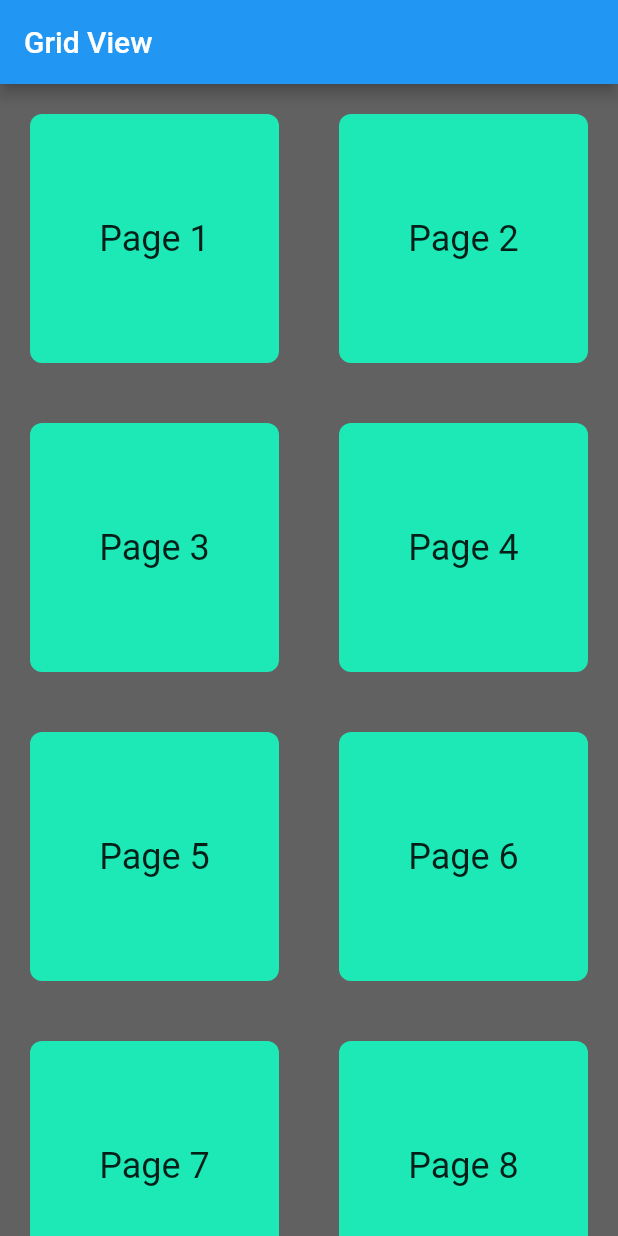
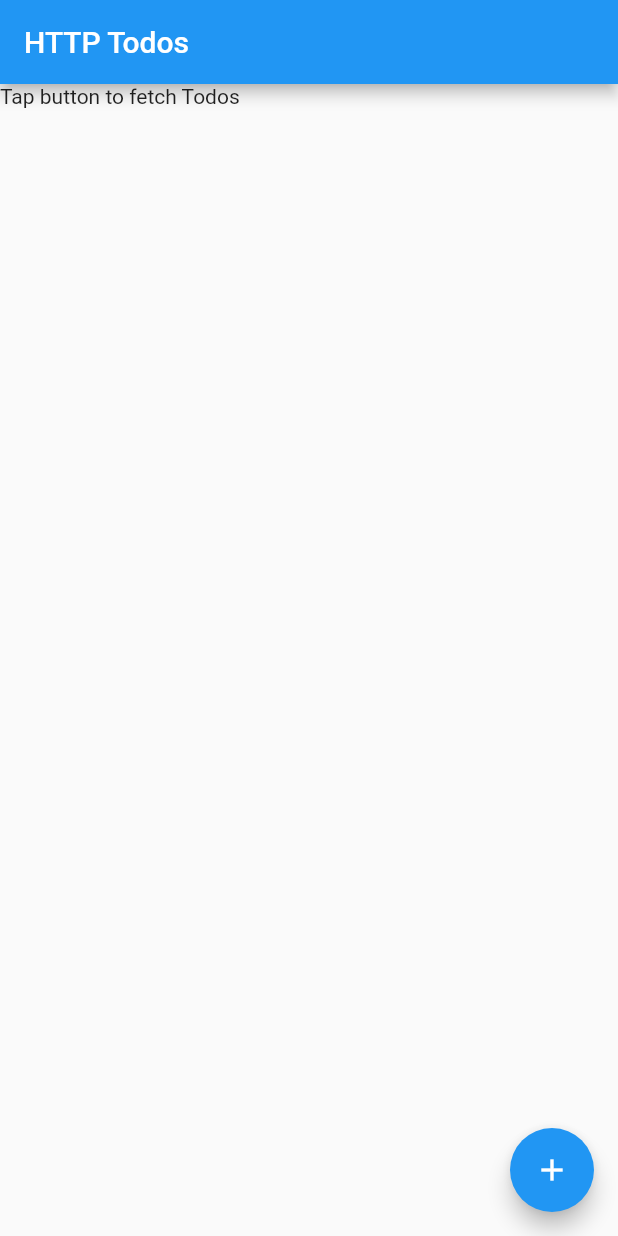
Before and after one commit to is767-1-2021/jirutcha, a Flutter app: the screen it shows after launch, on a phone screen of 412 x 824 dp. Run offline on Flutter 3.47's test engine with Material 2 defaults, Android fonts, the phone set to English and light mode, and no system bars; our stand-ins replace flutter_svg; missing offline and left inert: flutter_clean_calendar; project files that could hold a hidden picture were left out.

Commit message:
Todos with http,services, controller

```diff
--- /dev/null
+++ b/first_app/lib/controllers/todo.dart
@@ -0,0 +1,21 @@
+import 'dart:async';
+
+import 'package:first_app/models/todo.dart';
+import 'package:first_app/services/services.dart';
+
+class TodoController {
+  final HttpServices service;
+  List<Todo> todos = List.empty();
+
+  StreamController<bool> onSyncController = StreamController();
+  Stream<bool> get onSync => onSyncController.stream;
+
+  TodoController(this.service);
+
+  Future<List<Todo>> fectTodos() async {
+    onSyncController.add(true);
+    todos = await service.getTodos();
+    onSyncController.add(false);
+    return todos;
+  }
+}
--- a/first_app/lib/main.dart
+++ b/first_app/lib/main.dart
@@ -1,7 +1,8 @@
+import 'package:first_app/controllers/todo.dart';
 import 'package:first_app/pages/eighth_page.dart';
 import 'package:first_app/pages/seventh_page.dart';
+import 'package:first_app/pages/todo.dart';
 import 'package:flutter/material.dart';
-import 'package:provider/provider.dart';
 
 import 'Pages/fifth_page.dart';
 import 'Pages/first_page.dart';
@@ -9,19 +10,27 @@ import 'Pages/fourth_page.dart';
 import 'Pages/second_page.dart';
 import 'Pages/sixth_page.dart';
 import 'Pages/third_page.dart';
-import 'models/first_form_model.dart';
+import 'services/services.dart';
 
 void main() {
-  runApp(
-    MultiProvider(
-      providers: [
-        ChangeNotifierProvider(
-          create: (context) => FirstFormModel(),
-        ),
-      ],
-      child: MyApp(),
-    ),
-  );
+  var services = HttpServices();
+  var controller = TodoController(services);
+
+  runApp(TodoApp(controller: controller));
+}
+
+class TodoApp extends StatelessWidget {
+  final TodoController controller;
+  TodoApp({required this.controller});
+
+  @override
+  Widget build(BuildContext context) {
+    return MaterialApp(
+      home: TodoPage(
+        controller: controller,
+      ),
+    );
+  }
 }
 
 class MyApp extends StatelessWidget {
--- /dev/null
+++ b/first_app/lib/models/todo.dart
@@ -0,0 +1,32 @@
+class Todo {
+  final int userId;
+  final int id;
+  final String title;
+  bool completed;
+
+  Todo(this.userId, this.id, this.title, this.completed);
+
+  factory Todo.fromJson(
+    Map<String, dynamic> json,
+  ) {
+    return Todo(
+      json['userId'] as int,
+      json['id'] as int,
+      json['title'] as String,
+      json['completed'] as bool,
+    );
+  }
+}
+
+class AllTodos {
+  final List<Todo> todos;
+  AllTodos(this.todos);
+
+  factory AllTodos.fromJson(List<dynamic> json) {
+    List<Todo> todos;
+
+    todos = json.map((index) => Todo.fromJson(index)).toList();
+
+    return AllTodos(todos);
+  }
+}
--- a/first_app/lib/pages/fifth_page.dart
+++ b/first_app/lib/pages/fifth_page.dart
@@ -9,7 +9,7 @@ class FifthPage extends StatelessWidget{
       ),
       body: GridView.count(
         crossAxisCount: 2,
-        children: List.generate(8, (index) {
+        children: List.generate(9, (index) {
           return InkWell(
             onTap: (){
               Navigator.pushNamed(context, '/${index+1}');
--- /dev/null
+++ b/first_app/lib/pages/todo.dart
@@ -0,0 +1,67 @@
+import 'package:first_app/controllers/todo.dart';
+import 'package:first_app/models/todo.dart';
+import 'package:flutter/material.dart';
+
+class TodoPage extends StatefulWidget{
+  final TodoController controller;
+
+  TodoPage({required this.controller});
+
+  @override
+  _TodoPageState createState() => _TodoPageState();
+}
+
+class _TodoPageState extends State<TodoPage> {
+  List<Todo> todos = List.empty();
+  bool isLoading = false;
+
+  @override
+  void initState() {
+    super.initState();
+
+    widget.controller.onSync.listen(
+      (bool synState) => setState(() => isLoading = synState)
+    );
+  }
+
+  void _getTodos() async {
+    var newTodos = await widget.controller.fectTodos();
+
+    setState(() {
+      todos = newTodos;
+    });
+  }
+
+  Widget get body => isLoading
+    ? CircularProgressIndicator()
+    : ListView.builder(
+      itemCount: todos.isEmpty ? 1 : todos.length,
+      itemBuilder: (context, index) {
+        if (todos.isEmpty) {
+          return Text("Tap button to fetch Todos");
+        }
+
+        return CheckboxListTile(
+          onChanged: null,
+          value: todos[index].completed,
+          title: Text(todos[index].title),
+        );
+      },
+    );
+
+  @override
+  Widget build(BuildContext context) {
+    return Scaffold(
+      appBar: AppBar(
+        title: Text('HTTP Todos'),
+      ),
+      body: Center(
+        child: body,
+      ),
+      floatingActionButton: FloatingActionButton(
+        onPressed: _getTodos,
+        child: Icon(Icons.add),
+      ),
+    );
+  }
+}
--- /dev/null
+++ b/first_app/lib/services/services.dart
@@ -0,0 +1,24 @@
+import 'dart:convert';
+
+import 'package:first_app/models/todo.dart';
+import 'package:http/http.dart';
+
+class HttpServices {
+  Client client = Client();
+
+  Future<List<Todo>> getTodos() async {
+    final response = await client.get(Uri.parse(
+      'https://jsonplaceholder.typicode.com/todos',
+    ));
+
+    if (response.statusCode == 200) {
+      var all = AllTodos.fromJson(
+        json.decode(response.body),
+      );
+
+      return all.todos;
+    }
+
+    throw Exception('Failed to load todos');
+  }
+}
--- a/first_app/pubspec.yaml
+++ b/first_app/pubspec.yaml
@@ -15,7 +15,7 @@ dependencies:
   flutter_launcher_icons: ^0.9.2
   provider: ^6.0.1
   web_socket_channel: ^2.1.0
-
+  http: ^0.13.3
 
 dev_dependencies:
   flutter_test:
```
Also changed, not shown: first_app/pubspec.lock.
